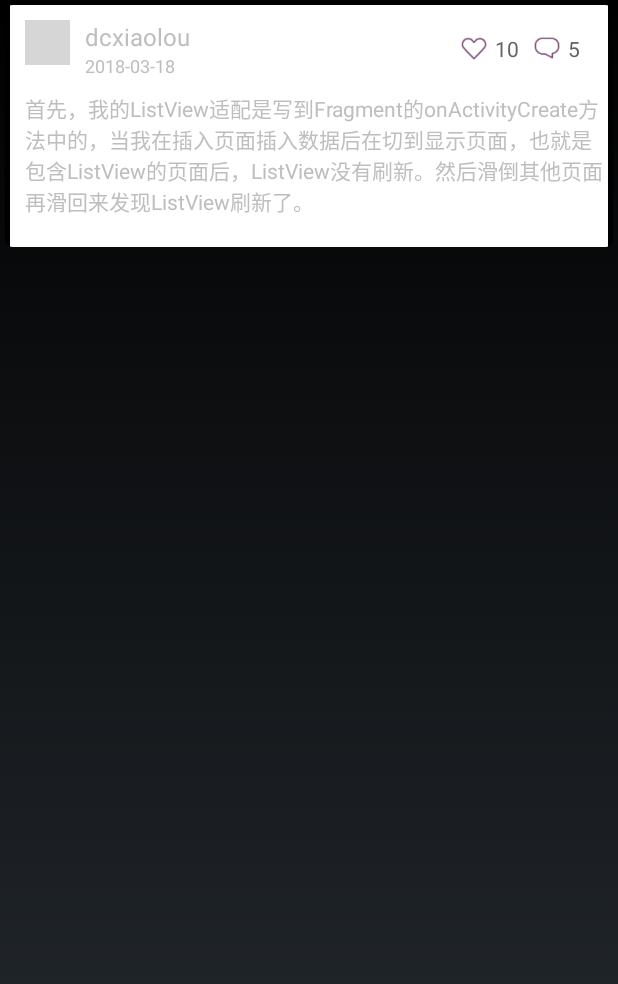
After one commit to dcxiaolou/InnerVoice, an Android app: the layout course_introduce_common_item.xml on its own in the app's theme, with its tools: preview values and no code run, on a phone screen of 412 x 824 dp. The commit adds this screen. Shown: the top 984 px of the screen. Run offline under Robolectric (Android 15) with nearby library versions, the phone set to English and light mode, and no system bars; grey boxes are pictures that could not be loaded.

Commit message:
添加课程简介的评论模块，采用RecyclerView

```diff
--- /dev/null
+++ b/app/src/main/res/drawable/course_introduce_common_like_rb.xml
@@ -0,0 +1,6 @@
+<?xml version="1.0" encoding="utf-8"?>
+<!--课程简介展示页面评论点赞RadioButton的点击变换-->
+<selector xmlns:android="http://schemas.android.com/apk/res/android">
+    <item android:state_checked="true" android:drawable="@drawable/liked"/>
+    <item android:state_checked="false" android:drawable="@drawable/like"/>
+</selector>
--- a/app/src/main/res/layout/course_introduce_catalog_item.xml
+++ b/app/src/main/res/layout/course_introduce_catalog_item.xml
@@ -6,7 +6,7 @@
     android:layout_margin="10dp"
     app:cardCornerRadius="5dp"
     app:cardElevation="2dp">
-    <!--课程简介模块中目录的ListViewView的子项-->
+    <!--课程简介模块中目录的RecyclerView的子项-->
     <LinearLayout
         android:layout_width="match_parent"
         android:layout_height="wrap_content"
--- /dev/null
+++ b/app/src/main/res/layout/course_introduce_common_item.xml
@@ -0,0 +1,108 @@
+<android.support.v7.widget.CardView xmlns:android="http://schemas.android.com/apk/res/android"
+    xmlns:app="http://schemas.android.com/apk/res-auto"
+    android:id="@+id/course_item_card_view"
+    android:layout_width="match_parent"
+    android:layout_height="wrap_content"
+    android:layout_margin="3dp"
+    app:cardCornerRadius="5dp"
+    app:cardElevation="2dp">
+    <!--课程简介模块中评论的RecyclerView的子项-->
+    <LinearLayout
+        android:layout_width="match_parent"
+        android:layout_height="wrap_content"
+        android:background="@color/white"
+        android:layout_marginLeft="3dp"
+        android:layout_marginRight="3dp"
+        android:orientation="vertical">
+
+        <LinearLayout
+            android:layout_width="match_parent"
+            android:layout_height="wrap_content"
+            android:orientation="horizontal"
+            android:layout_margin="10dp">
+
+            <ImageView
+                android:id="@+id/common_user_image"
+                android:layout_width="30dp"
+                android:layout_height="30dp"
+                android:src="@drawable/home_publish"/>
+
+            <LinearLayout
+                android:layout_width="0dp"
+                android:layout_weight="1"
+                android:layout_height="wrap_content"
+                android:orientation="vertical"
+                android:layout_marginLeft="10dp">
+
+                <TextView
+                    android:id="@+id/common_user_name"
+                    android:layout_width="wrap_content"
+                    android:layout_height="wrap_content"
+                    android:textSize="16sp"
+                    android:text="dcxiaolou"/>
+
+                <TextView
+                    android:id="@+id/common_push_time"
+                    android:layout_width="wrap_content"
+                    android:layout_height="wrap_content"
+                    android:textSize="12sp"
+                    android:text="2018-03-18"/>
+            </LinearLayout>
+
+            <LinearLayout
+                android:layout_width="0dp"
+                android:layout_weight="1"
+                android:layout_height="wrap_content"
+                android:gravity="end"
+                android:layout_marginRight="3dp"
+                android:layout_gravity="center">
+
+                <RadioButton
+                    android:id="@+id/common_like"
+                    android:layout_width="wrap_content"
+                    android:layout_height="wrap_content"
+                    android:button="@null"
+                    android:drawableLeft="@drawable/course_introduce_common_like_rb"
+                    android:drawablePadding="5dp"
+                    android:layout_marginRight="10dp"
+                    android:text="10"
+                    android:textColor="@color/default_text_color"
+                    android:gravity="center"
+                    android:textSize="14sp"/>
+
+                <TextView
+                    android:id="@+id/reply"
+                    android:layout_width="wrap_content"
+                    android:layout_height="wrap_content"
+                    android:drawableLeft="@drawable/reply"
+                    android:drawablePadding="5dp"
+                    android:layout_marginRight="5dp"
+                    android:gravity="center"
+                    android:text="5"
+                    android:textColor="@color/default_text_color"
+                    android:textSize="14sp"/>
+
+            </LinearLayout>
+
+        </LinearLayout>
+
+        <TextView
+            android:id="@+id/common_content"
+            android:layout_width="wrap_content"
+            android:layout_height="wrap_content"
+            android:layout_marginLeft="10dp"
+            android:layout_marginBottom="10dp"
+            android:textSize="14sp"
+            android:text="首先，我的ListView适配是写到Fragment的onActivityCreate方法中的，当我在插入页面插入数据后在切到显示页面，也就是包含ListView的页面后，ListView没有刷新。然后滑倒其他页面再滑回来发现ListView刷新了。"/>
+
+        <android.support.v7.widget.RecyclerView
+            android:id="@+id/common_reply"
+            android:layout_width="match_parent"
+            android:layout_height="wrap_content"
+            android:layout_marginLeft="10dp"
+            android:layout_marginRight="10dp"
+            android:layout_marginBottom="10dp"/>
+
+    </LinearLayout>
+
+</android.support.v7.widget.CardView>
```
Also changed, not shown: app/src/main/java/com/android/dcxiaolou/innervoice/adapter/CourseIntroduceCommonAdapter.java (added, +76 -0 lines), app/src/main/java/com/android/dcxiaolou/innervoice/adapter/DailyBestAdapter.java (+18 -14 lines), app/src/main/java/com/android/dcxiaolou/innervoice/fragemnt/CourseCommonFragment.java (+105 -2 lines), app/src/main/java/com/android/dcxiaolou/innervoice/mode/CourseIntroduceCommon.java (added, +101 -0 lines), app/src/main/java/com/android/dcxiaolou/innervoice/mode/CourseIntroduceCommonResult.java (added, +213 -0 lines), app/src/main/res/layout/course_play.xml (added, +8 -0 lines), app/src/main/res/layout/fragment_course_common.xml (+3 -5 lines), app/src/main/res/drawable-xhdpi/like.png (added), app/src/main/res/drawable-xhdpi/liked.png (added), app/src/main/res/drawable-xhdpi/play_static.png, app/src/main/res/drawable-xhdpi/reply.png (added), app/src/main/res/drawable-xhdpi/time.png.
